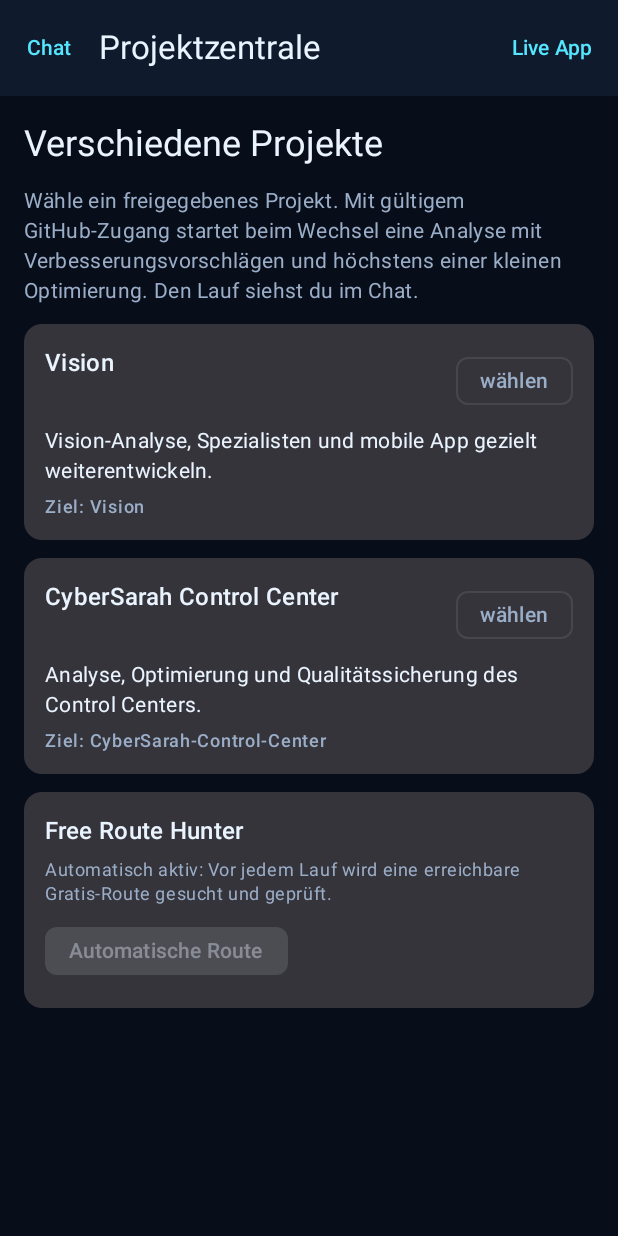
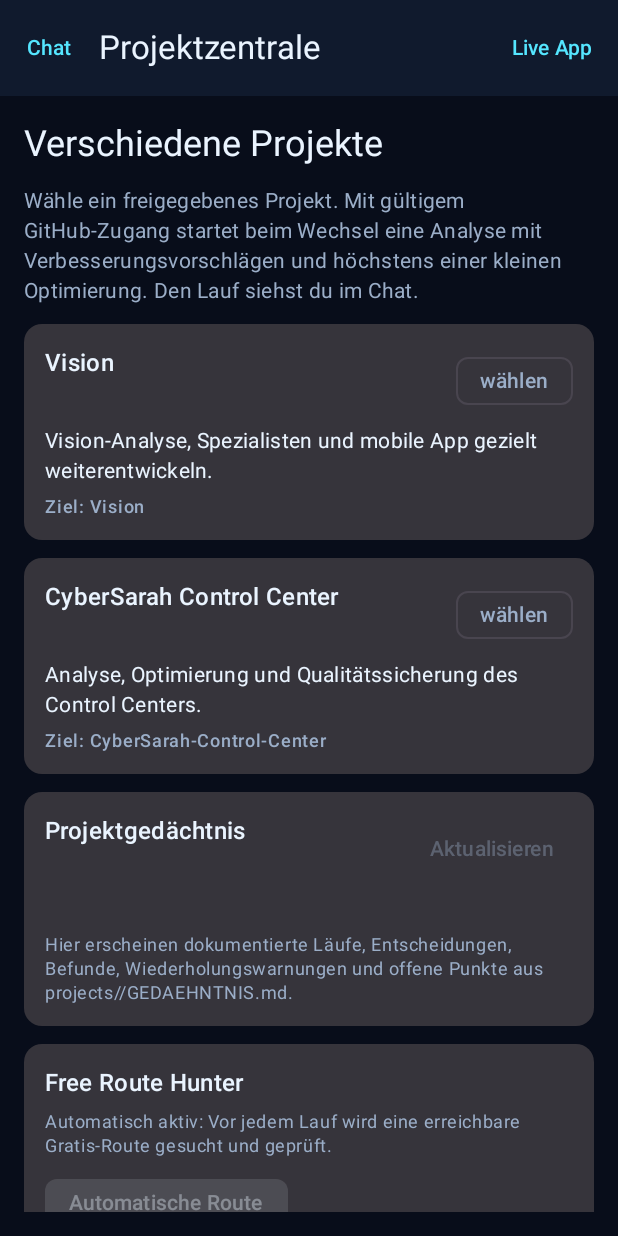
Before and after one commit to niknight1403/openhands-devbox, an Android app built with Jetpack Compose: the composable ProjectHubScreen called with empty values, on a phone screen of 412 x 824 dp. Run offline under Robolectric (Android 15) with nearby library versions, the phone set to English and light mode, and no system bars.

Commit message:
feat(android): show project memory in project hub

```diff
--- a/android/app/src/main/java/dev/openhands/devbox/ui/ProjectHubScreen.kt
+++ b/android/app/src/main/java/dev/openhands/devbox/ui/ProjectHubScreen.kt
@@ -19,6 +19,7 @@ import androidx.compose.material3.Text
 import androidx.compose.material3.TextButton
 import androidx.compose.material3.TopAppBar
 import androidx.compose.runtime.Composable
+import androidx.compose.runtime.LaunchedEffect
 import androidx.compose.ui.Modifier
 import androidx.compose.ui.unit.dp
 import dev.openhands.devbox.data.ProjectChoice
@@ -31,9 +32,13 @@ fun ProjectHubScreen(
     model: String,
     onSelectProject: (String) -> Unit,
     onOpenLiveApp: () -> Unit,
+    projectMemory: String,
+    projectMemoryStatus: String,
+    onRefreshMemory: () -> Unit,
     onBack: () -> Unit,
 ) {
     val selected = Projects.findBySlug(selectedProject)
+    LaunchedEffect(selectedProject) { onRefreshMemory() }
     Scaffold(
         topBar = {
             TopAppBar(
@@ -63,6 +68,32 @@ fun ProjectHubScreen(
                     selected = project.slug == selectedProject,
                     onClick = { onSelectProject(project.slug) },
                 )
+            }
+            Card(modifier = Modifier.fillMaxWidth()) {
+                Column(modifier = Modifier.padding(14.dp), verticalArrangement = Arrangement.spacedBy(8.dp)) {
+                    Row(modifier = Modifier.fillMaxWidth(), horizontalArrangement = Arrangement.SpaceBetween) {
+                        Text("Projektgedächtnis", style = MaterialTheme.typography.titleMedium)
+                        TextButton(onClick = onRefreshMemory, enabled = selectedProject.isNotBlank()) { Text("Aktualisieren") }
+                    }
+                    Text(
+                        projectMemoryStatus,
+                        style = MaterialTheme.typography.labelSmall,
+                        color = MaterialTheme.colorScheme.onSurfaceVariant,
+                    )
+                    if (projectMemory.isNotBlank()) {
+                        Text(
+                            projectMemory,
+                            style = MaterialTheme.typography.bodySmall,
+                            color = MaterialTheme.colorScheme.onSurface,
+                        )
+                    } else {
+                        Text(
+                            "Hier erscheinen dokumentierte Läufe, Entscheidungen, Befunde, Wiederholungswarnungen und offene Punkte aus projects/$selectedProject/GEDAEHNTNIS.md.",
+                            style = MaterialTheme.typography.bodySmall,
+                            color = MaterialTheme.colorScheme.onSurfaceVariant,
+                        )
+                    }
+                }
             }
             Card(modifier = Modifier.fillMaxWidth()) {
                 Column(modifier = Modifier.padding(14.dp), verticalArrangement = Arrangement.spacedBy(6.dp)) {
```
